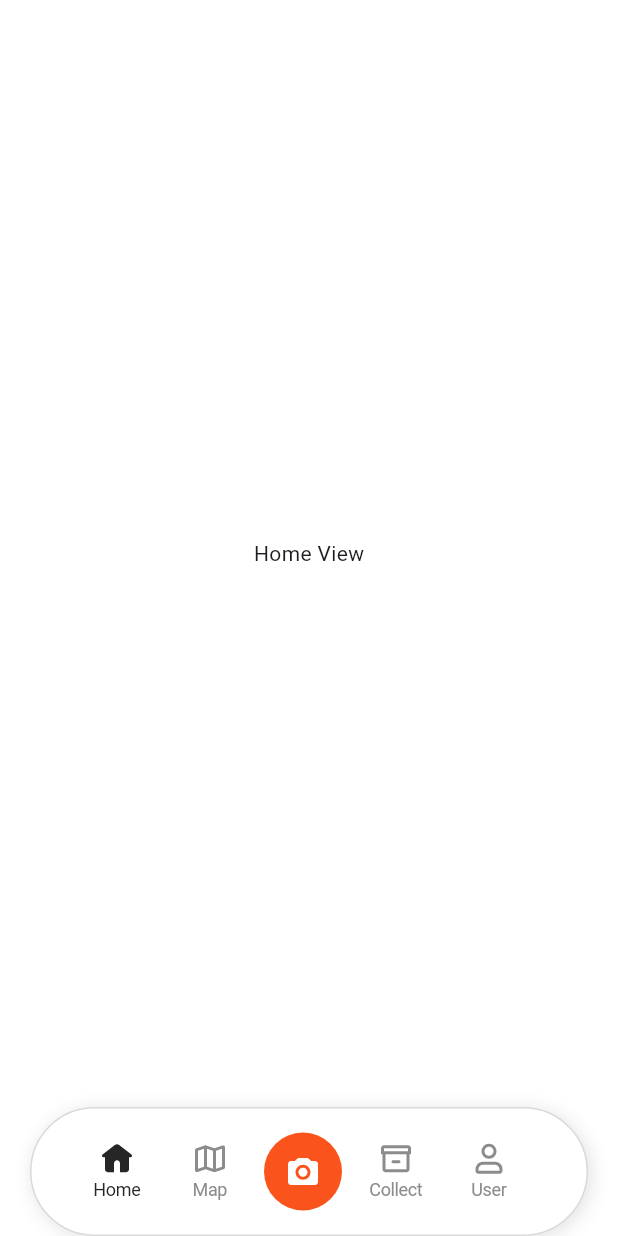
After one commit to GllO-2025/GllO-Flutter, a Flutter app: the screen it shows after launch, on a phone screen of 412 x 824 dp. The commit adds this screen. Run offline on Flutter 3.47's test engine with Material 3 defaults, Android fonts, the phone set to English and light mode, and no system bars; our stand-ins replace dio, envied, flutter_riverpod, flutter_svg, freezed_annotation, go_router and 3 more; generated files the repository leaves out were written again; Roboto replaces fonts that are missing (Pretendard).

Commit message:
feat: 공통 Scaffold 모듈 추가 및 적용

```diff
--- a/lib/presentation/view/home/home_view.dart
+++ b/lib/presentation/view/home/home_view.dart
@@ -1,5 +1,6 @@
 import 'package:flutter/material.dart';
 import 'package:gllo_flutter/design_system/component/app_navigation_bar.dart';
+import 'package:gllo_flutter/presentation/widget/app_scaffold.dart';
 
 /// 홈
 class HomeView extends StatelessWidget {
@@ -7,10 +8,8 @@ class HomeView extends StatelessWidget {
 
   @override
   Widget build(BuildContext context) {
-    return Scaffold(
-      bottomNavigationBar: AppNavigationBar(
-        currentItem: AppNavigationBarItem.home,
-      ),
+    return AppScaffold(
+      item: AppNavigationBarItem.home,
       body: const Center(child: Text('Home View')),
     );
   }
--- /dev/null
+++ b/lib/presentation/widget/app_scaffold.dart
@@ -0,0 +1,34 @@
+import 'package:flutter/material.dart';
+import 'package:gllo_flutter/design_system/component/app_navigation_bar.dart';
+
+/// 공통 Scaffold 모듈
+class AppScaffold extends StatelessWidget {
+  const AppScaffold({
+    this.appBar,
+    this.body,
+    this.item,
+    this.drawer,
+    this.floatingActionButton,
+    this.backgroundColor,
+    super.key,
+  });
+  final PreferredSizeWidget? appBar;
+  final Widget? body;
+  final AppNavigationBarType? item;
+  final Widget? drawer;
+  final Widget? floatingActionButton;
+  final Color? backgroundColor;
+
+  @override
+  Widget build(BuildContext context) {
+    return Scaffold(
+      appBar: appBar,
+      drawer: drawer,
+      body: body,
+      bottomNavigationBar:
+          item != null ? AppNavigationBar(currentItem: item!) : null,
+      floatingActionButton: floatingActionButton,
+      backgroundColor: backgroundColor,
+    );
+  }
+}
```
Also changed, not shown: lib/presentation/view/collect/collect_view.dart (+3 -4 lines), lib/presentation/view/map/map_view.dart (+3 -4 lines), lib/presentation/view/user/user_view.dart (+3 -4 lines).
